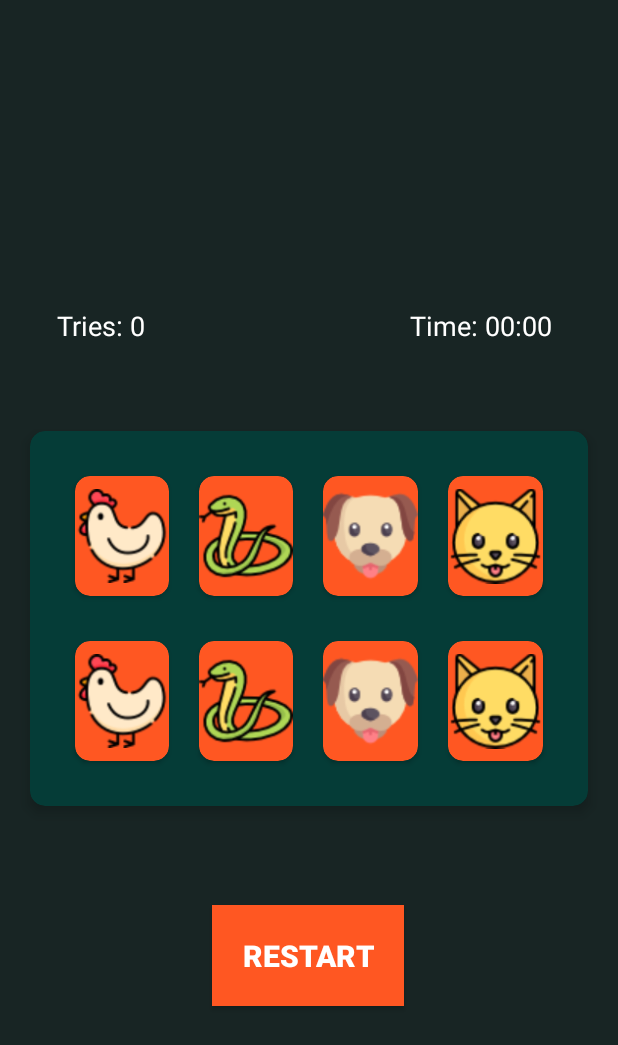
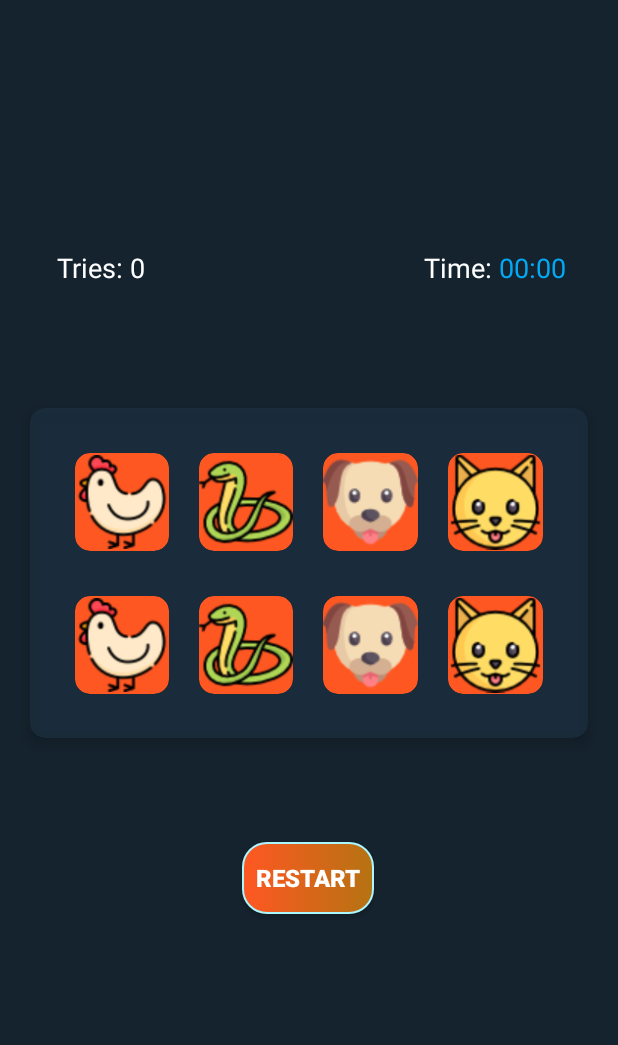
Before and after one commit to AhmadMamduhh/Matching_Cards_Game_Application, an Android app: the layout activity_main.xml on its own in the app's theme, with its tools: preview values and no code run, on a phone screen of 412 x 824 dp. Shown: the top 1045 px of the screen. Run offline under Robolectric (Android 15) with nearby library versions, the light colour scheme and no system bars.

Commit message:
Handled the orientation changes and switched to a blue-colored design.

```diff
--- a/app/src/main/AndroidManifest.xml
+++ b/app/src/main/AndroidManifest.xml
@@ -10,7 +10,8 @@
         android:supportsRtl="true"
         android:theme="@style/AppTheme">
         <activity android:name=".ResultsActivity"></activity>
-        <activity android:name=".MainActivity">
+        <activity android:name=".MainActivity"
+            android:configChanges="orientation|keyboardHidden|screenSize">
             <intent-filter>
                 <action android:name="android.intent.action.MAIN" />
 
--- a/app/src/main/java/com/ahmedmamdouh/matchingcardsgame/ResultsActivity.kt
+++ b/app/src/main/java/com/ahmedmamdouh/matchingcardsgame/ResultsActivity.kt
@@ -18,7 +18,6 @@ class ResultsActivity : AppCompatActivity() {
         if (!minutes.equals("00")) {
             congratsMessage = "Too Slow!"
             if (minutes!![0] == '0') {
-                congratsMessage = "Not Bad!"
                 winingMessage = if (minutes!![1] == '1')
                     "You won the game in ${minutes!![1]} minute and $seconds seconds with $tries tries!"
                 else
@@ -33,7 +32,10 @@ class ResultsActivity : AppCompatActivity() {
             }
             else {
                 winingMessage = "You won the game in $seconds seconds with $tries tries!"
-                congratsMessage = "Well Done!"
+               congratsMessage = if(seconds.toInt() > 20)
+                   "Not Bad!"
+               else
+                   "Well Done!"
             }
         }
 
--- /dev/null
+++ b/app/src/main/res/drawable/gradient_round_button_background.xml
@@ -0,0 +1,14 @@
+<?xml version="1.0" encoding="utf-8"?>
+<selector xmlns:android="http://schemas.android.com/apk/res/android">
+    <item>
+        <shape android:shape="rectangle">
+            <gradient android:angle="180"
+                android:endColor="#FF5722"
+                android:startColor="#B57312"
+                android:type="linear" />
+
+            <corners android:radius="16dp"/>
+            <stroke android:color="#ACF6FF" android:width="1dp"/>
+        </shape>
+    </item>
+</selector>
--- a/app/src/main/res/layout/activity_main.xml
+++ b/app/src/main/res/layout/activity_main.xml
@@ -5,21 +5,22 @@
     android:layout_width="match_parent"
     android:layout_height="match_parent"
     tools:context=".MainActivity"
-    android:background="#182524">
+    android:background="#15232E">
 
     <androidx.cardview.widget.CardView
         android:id="@+id/cardView"
         android:layout_width="match_parent"
-        android:layout_height="250dp"
+        android:layout_height="220dp"
         android:layout_marginStart="20dp"
         android:layout_marginEnd="20dp"
-        android:backgroundTint="#053C37"
+        android:backgroundTint="#AA1D3142"
         android:padding="20dp"
         app:cardCornerRadius="10dp"
         app:cardElevation="5dp"
         app:layout_constraintBottom_toBottomOf="parent"
         app:layout_constraintEnd_toEndOf="parent"
         app:layout_constraintHorizontal_bias="0.0"
+        app:layout_constraintVertical_bias="0.45"
         app:layout_constraintStart_toStartOf="parent"
         app:layout_constraintTop_toTopOf="parent">
 
@@ -38,7 +39,7 @@
                 <androidx.cardview.widget.CardView
                     android:id="@+id/card1"
                     android:layout_width="0dp"
-                    android:layout_height="80dp"
+                    android:layout_height="65dp"
                     android:layout_margin="10dp"
                     android:layout_weight="1"
                     android:backgroundTint="#FF5722"
@@ -57,7 +58,7 @@
                 <androidx.cardview.widget.CardView
                     android:id="@+id/card2"
                     android:layout_width="0dp"
-                    android:layout_height="80dp"
+                    android:layout_height="65dp"
                     android:layout_margin="10dp"
                     android:layout_weight="1"
                     android:backgroundTint="#FF5722"
@@ -76,7 +77,7 @@
                 <androidx.cardview.widget.CardView
                     android:id="@+id/card3"
                     android:layout_width="0dp"
-                    android:layout_height="80dp"
+                    android:layout_height="65dp"
                     android:layout_margin="10dp"
                     android:layout_weight="1"
                     android:backgroundTint="#FF5722"
@@ -95,7 +96,7 @@
                 <androidx.cardview.widget.CardView
                     android:id="@+id/card4"
                     android:layout_width="0dp"
-                    android:layout_height="80dp"
+                    android:layout_height="65dp"
                     android:layout_margin="10dp"
                     android:layout_weight="1"
                     android:backgroundTint="#FF5722"
@@ -123,7 +124,7 @@
                 <androidx.cardview.widget.CardView
                     android:id="@+id/card5"
                     android:layout_width="0dp"
-                    android:layout_height="80dp"
+                    android:layout_height="65dp"
                     android:layout_margin="10dp"
                     android:layout_weight="1"
                     android:backgroundTint="#FF5722"
@@ -142,7 +143,7 @@
                 <androidx.cardview.widget.CardView
                     android:id="@+id/card6"
                     android:layout_width="0dp"
-                    android:layout_height="80dp"
+                    android:layout_height="65dp"
                     android:layout_margin="10dp"
                     android:layout_weight="1"
                     android:backgroundTint="#FF5722"
@@ -161,7 +162,7 @@
                 <androidx.cardview.widget.CardView
                     android:id="@+id/card7"
                     android:layout_width="0dp"
-                    android:layout_height="80dp"
+                    android:layout_height="65dp"
                     android:layout_margin="10dp"
                     android:layout_weight="1"
                     android:backgroundTint="#FF5722"
@@ -180,7 +181,7 @@
                 <androidx.cardview.widget.CardView
                     android:id="@+id/card8"
                     android:layout_width="0dp"
-                    android:layout_height="80dp"
+                    android:layout_height="65dp"
                     android:layout_margin="10dp"
                     android:layout_weight="1"
                     android:backgroundTint="#FF5722"
@@ -208,19 +209,18 @@
         android:id="@+id/restartBtn"
         android:layout_width="wrap_content"
         android:layout_height="wrap_content"
+        android:background="@drawable/gradient_round_button_background"
+        android:onClick="restartGame"
         android:text="@string/restart"
-        android:background="#FF5722"
-        android:textSize="20sp"
+        android:textColor="#fff"
+        android:textSize="16sp"
         android:textStyle="bold"
-        android:padding="20dp"
-        android:textColor="#fff"
-        android:onClick="restartGame"
         app:layout_constraintBottom_toBottomOf="parent"
         app:layout_constraintEnd_toEndOf="parent"
         app:layout_constraintHorizontal_bias="0.498"
         app:layout_constraintStart_toStartOf="parent"
         app:layout_constraintTop_toBottomOf="@+id/cardView"
-        app:layout_constraintVertical_bias="0.302" />
+        app:layout_constraintVertical_bias="0.244" />
 
     <TextView
         android:id="@+id/triesTextView"
@@ -234,7 +234,7 @@
         app:layout_constraintHorizontal_bias="0.107"
         app:layout_constraintStart_toStartOf="parent"
         app:layout_constraintTop_toTopOf="parent"
-        app:layout_constraintVertical_bias="0.778" />
+        app:layout_constraintVertical_bias="0.672" />
 
     <TextView
         android:id="@+id/timeTextView"
@@ -245,22 +245,22 @@
         android:textSize="18sp"
         app:layout_constraintBottom_toTopOf="@+id/cardView"
         app:layout_constraintEnd_toEndOf="parent"
-        app:layout_constraintHorizontal_bias="0.665"
+        app:layout_constraintHorizontal_bias="0.700"
         app:layout_constraintStart_toEndOf="@+id/triesTextView"
         app:layout_constraintTop_toTopOf="parent"
-        app:layout_constraintVertical_bias="0.778" />
+        app:layout_constraintVertical_bias="0.672" />
 
     <Chronometer
         android:id="@+id/chronometer"
         android:layout_width="wrap_content"
         android:layout_height="wrap_content"
-        android:textColor="#fff"
+        android:textColor="#03A9F4"
         android:textSize="18sp"
         app:layout_constraintBottom_toTopOf="@+id/cardView"
         app:layout_constraintEnd_toEndOf="parent"
         app:layout_constraintHorizontal_bias="0.0"
         app:layout_constraintStart_toEndOf="@+id/timeTextView"
         app:layout_constraintTop_toTopOf="parent"
-        app:layout_constraintVertical_bias="0.778" />
+        app:layout_constraintVertical_bias="0.672" />
 
 </androidx.constraintlayout.widget.ConstraintLayout>
--- a/app/src/main/res/layout/activity_results.xml
+++ b/app/src/main/res/layout/activity_results.xml
@@ -5,14 +5,14 @@
     android:layout_width="match_parent"
     android:layout_height="match_parent"
     tools:context=".ResultsActivity"
-    android:background="#182524">
+    android:background="#15232E">
 
     <TextView
         android:id="@+id/congratsText"
         android:layout_width="wrap_content"
         android:layout_height="wrap_content"
         android:text="@string/well_done"
-        android:textColor="#0FCD17"
+        android:textColor="#03A9F4"
         android:textSize="40sp"
         android:textStyle="bold"
         app:layout_constraintBottom_toTopOf="@+id/resultsText"
@@ -41,8 +41,8 @@
         android:id="@+id/restartBtn"
         android:layout_width="wrap_content"
         android:layout_height="wrap_content"
-        android:background="#FF5722"
-        android:padding="15dp"
+        android:background="@drawable/gradient_round_button_background"
+        android:padding="13dp"
         android:text="@string/restart"
         android:textColor="#fff"
         android:textSize="20sp"
@@ -58,8 +58,8 @@
         android:id="@+id/exitBtn"
         android:layout_width="wrap_content"
         android:layout_height="wrap_content"
-        android:background="#FF5722"
-        android:padding="15dp"
+        android:background="@drawable/gradient_round_button_background"
+        android:padding="13dp"
         android:text="@string/exit"
         android:textColor="#fff"
         android:textSize="20sp"
--- a/app/src/main/res/values/styles.xml
+++ b/app/src/main/res/values/styles.xml
@@ -1,6 +1,6 @@
 <resources>
     <!-- Base application theme. -->
-    <style name="AppTheme" parent="Theme.AppCompat.Light.DarkActionBar">
+    <style name="AppTheme" parent="Theme.AppCompat.Light.NoActionBar">
         <!-- Customize your theme here. -->
         <item name="colorPrimary">@color/colorPrimary</item>
         <item name="colorPrimaryDark">@color/colorPrimaryDark</item>
```
Also changed, not shown: app/src/main/java/com/ahmedmamdouh/matchingcardsgame/MainActivity.kt (+14 -0 lines).
